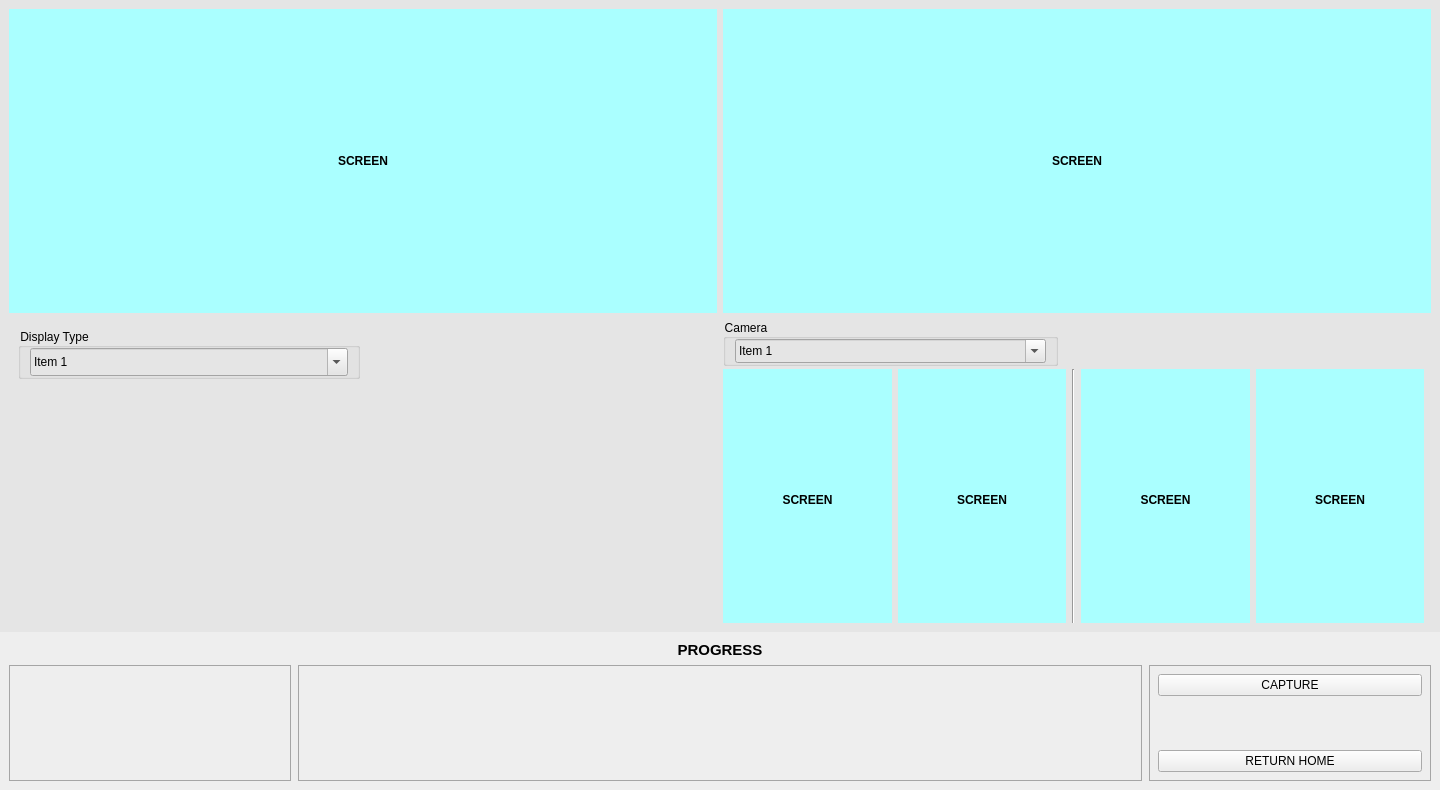
Shockmstr/FQCS_DesktopApp, file views/progress_screen.ui: the form before one commit.
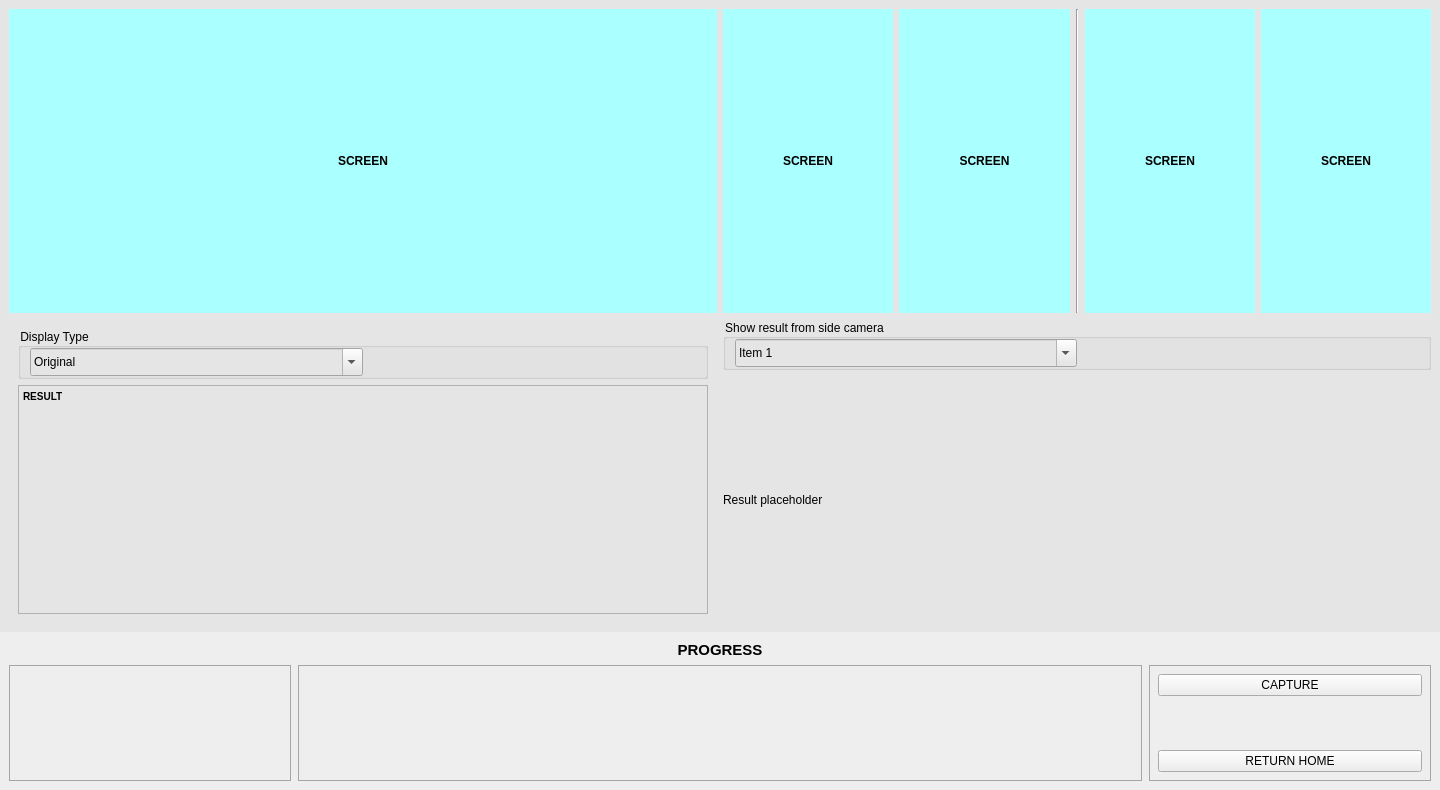
The form after the commit.

The edit to the form file:
```diff
--- a/views/progress_screen.ui
+++ b/views/progress_screen.ui
@@ -40,31 +40,108 @@
      <property name="autoFillBackground">
       <bool>false</bool>
      </property>
-     <layout class="QGridLayout" name="gridLayout">
+     <layout class="QGridLayout" name="gridLayout" rowstretch="1,1" columnstretch="1,1">
+      <item row="1" column="1">
+       <widget class="QWidget" name="sectionSideResult" native="true">
+        <layout class="QVBoxLayout" name="verticalLayout_3" stretch="1,9">
+         <property name="leftMargin">
+          <number>0</number>
+         </property>
+         <property name="topMargin">
+          <number>0</number>
+         </property>
+         <property name="rightMargin">
+          <number>0</number>
+         </property>
+         <property name="bottomMargin">
+          <number>0</number>
+         </property>
+         <item>
+          <widget class="QGroupBox" name="groubCbbCamera">
+           <property name="title">
+            <string>Show result from side camera</string>
+           </property>
+           <layout class="QHBoxLayout" name="horizontalLayout_5" stretch="1,1">
+            <property name="topMargin">
+             <number>0</number>
+            </property>
+            <property name="bottomMargin">
+             <number>0</number>
+            </property>
+            <item>
+             <widget class="QComboBox" name="cbbCamera">
+              <property name="autoFillBackground">
+               <bool>false</bool>
+              </property>
+              <property name="styleSheet">
+               <string notr="true">height:22px</string>
+              </property>
+              <property name="editable">
+               <bool>true</bool>
+              </property>
+              <property name="currentText">
+               <string>Item 1</string>
+              </property>
+              <item>
+               <property name="text">
+                <string>Item 1</string>
+               </property>
+              </item>
+              <item>
+               <property name="text">
+                <string>Item 2</string>
+               </property>
+              </item>
+             </widget>
+            </item>
+            <item>
+             <spacer name="horizontalSpacer">
+              <property name="orientation">
+               <enum>Qt::Horizontal</enum>
+              </property>
+              <property name="sizeHint" stdset="0">
+               <size>
+                <width>40</width>
+                <height>20</height>
+               </size>
+              </property>
+             </spacer>
+            </item>
+           </layout>
+          </widget>
+         </item>
+         <item>
+          <widget class="QLabel" name="lblSideResult">
+           <property name="text">
+            <string>Result placeholder</string>
+           </property>
+          </widget>
+         </item>
+        </layout>
+       </widget>
+      </item>
+      <item row="0" column="0">
+       <widget class="QLabel" name="screen1">
+        <property name="styleSheet">
+         <string notr="true">background-color: #AFF;font-weight:bold;</string>
+        </property>
+        <property name="text">
+         <string>SCREEN</string>
+        </property>
+        <property name="alignment">
+         <set>Qt::AlignCenter</set>
+        </property>
+       </widget>
+      </item>
       <item row="1" column="0">
-       <widget class="QWidget" name="horizontalWidget" native="true">
-        <layout class="QHBoxLayout" name="horizontalLayout_2">
+       <widget class="QWidget" name="sectionInfo" native="true">
+        <layout class="QVBoxLayout" name="verticalLayout_5">
          <item>
-          <widget class="QWidget" name="widget_2" native="true">
-           <layout class="QVBoxLayout" name="verticalLayout_6">
-            <property name="leftMargin">
-             <number>0</number>
-            </property>
-            <property name="topMargin">
-             <number>0</number>
-            </property>
-            <property name="rightMargin">
-             <number>0</number>
-            </property>
-            <property name="bottomMargin">
-             <number>0</number>
-            </property>
-            <item alignment="Qt::AlignTop">
              <widget class="QGroupBox" name="groupCbbDisplayType">
               <property name="title">
                <string>Display Type</string>
               </property>
-              <layout class="QVBoxLayout" name="verticalLayout_4">
+           <layout class="QHBoxLayout" name="horizontalLayout_2" stretch="1,1">
                <property name="topMargin">
                 <number>0</number>
                </property>
@@ -83,70 +160,87 @@
                   <bool>true</bool>
                  </property>
                  <property name="currentText">
-                  <string>Item 1</string>
+               <string>Original</string>
                  </property>
                  <item>
                   <property name="text">
-                   <string>Item 1</string>
+                <string>Original</string>
                   </property>
                  </item>
                  <item>
                   <property name="text">
-                   <string>Item 2</string>
-                  </property>
-                 </item>
-                </widget>
-               </item>
-              </layout>
+                <string>Detection</string>
+               </property>
+              </item>
+              <item>
+               <property name="text">
+                <string>Contours</string>
+               </property>
+              </item>
              </widget>
             </item>
+            <item>
+             <spacer name="horizontalSpacer_2">
+              <property name="orientation">
+               <enum>Qt::Horizontal</enum>
+              </property>
+              <property name="sizeHint" stdset="0">
+               <size>
+                <width>40</width>
+                <height>20</height>
+               </size>
+              </property>
+             </spacer>
+            </item>
            </layout>
           </widget>
          </item>
          <item>
-          <widget class="QWidget" name="widget" native="true"/>
+          <widget class="QTextEdit" name="inpResult">
+           <property name="enabled">
+            <bool>true</bool>
+           </property>
+           <property name="readOnly">
+            <bool>true</bool>
+           </property>
+           <property name="markdown">
+            <string>**RESULT**
+
+</string>
+           </property>
+           <property name="html">
+            <string>&lt;!DOCTYPE HTML PUBLIC &quot;-//W3C//DTD HTML 4.0//EN&quot; &quot;http://www.w3.org/TR/REC-html40/strict.dtd&quot;&gt;
+&lt;html&gt;&lt;head&gt;&lt;meta name=&quot;qrichtext&quot; content=&quot;1&quot; /&gt;&lt;style type=&quot;text/css&quot;&gt;
+p, li { white-space: pre-wrap; }
+&lt;/style&gt;&lt;/head&gt;&lt;body style=&quot; font-family:'MS Shell Dlg 2'; font-size:7.8pt; font-weight:400; font-style:normal;&quot;&gt;
+&lt;p style=&quot; margin-top:5px; margin-bottom:5px; margin-left:0px; margin-right:0px; -qt-block-indent:0; text-indent:0px;&quot;&gt;&lt;span style=&quot; font-weight:600;&quot;&gt;RESULT&lt;/span&gt;&lt;/p&gt;&lt;/body&gt;&lt;/html&gt;</string>
+           </property>
+           <property name="overwriteMode">
+            <bool>false</bool>
+           </property>
+           <property name="acceptRichText">
+            <bool>true</bool>
+           </property>
+          </widget>
          </item>
         </layout>
        </widget>
       </item>
       <item row="0" column="1">
-       <widget class="QLabel" name="screen2">
-        <property name="styleSheet">
-         <string notr="true">background-color: #AFF;font-weight:bold;</string>
-        </property>
-        <property name="text">
-         <string>SCREEN</string>
-        </property>
-        <property name="alignment">
-         <set>Qt::AlignCenter</set>
-        </property>
-       </widget>
-      </item>
-      <item row="0" column="0">
-       <widget class="QLabel" name="screen1">
-        <property name="styleSheet">
-         <string notr="true">background-color: #AFF;font-weight:bold;</string>
-        </property>
-        <property name="text">
-         <string>SCREEN</string>
-        </property>
-        <property name="alignment">
-         <set>Qt::AlignCenter</set>
-        </property>
-       </widget>
-      </item>
-      <item row="1" column="1">
-       <widget class="QWidget" name="widget_3" native="true">
-        <widget class="QWidget" name="grpImageResult" native="true">
-         <property name="geometry">
-          <rect>
-           <x>0</x>
-           <y>50</y>
-           <width>701</width>
-           <height>261</height>
-          </rect>
-         </property>
-         <layout class="QHBoxLayout" name="horizontalLayout_4">
+       <widget class="QWidget" name="sectionMainResult" native="true">
+        <layout class="QHBoxLayout" name="horizontalLayout_7">
+         <property name="leftMargin">
+          <number>0</number>
+         </property>
+         <property name="topMargin">
+          <number>0</number>
+         </property>
+         <property name="rightMargin">
+          <number>0</number>
+         </property>
+         <property name="bottomMargin">
+          <number>0</number>
+         </property>
           <item>
            <widget class="QLabel" name="detected_L">
             <property name="styleSheet">
@@ -207,54 +301,6 @@
            </widget>
           </item>
          </layout>
-        </widget>
-        <widget class="QGroupBox" name="groubCbbCamera">
-         <property name="geometry">
-          <rect>
-           <x>0</x>
-           <y>0</y>
-           <width>335</width>
-           <height>47</height>
-          </rect>
-         </property>
-         <property name="title">
-          <string>Camera</string>
-         </property>
-         <layout class="QVBoxLayout" name="verticalLayout_5">
-          <property name="topMargin">
-           <number>0</number>
-          </property>
-          <property name="bottomMargin">
-           <number>0</number>
-          </property>
-          <item>
-           <widget class="QComboBox" name="cbbCamera">
-            <property name="autoFillBackground">
-             <bool>false</bool>
-            </property>
-            <property name="styleSheet">
-             <string notr="true">height:22px</string>
-            </property>
-            <property name="editable">
-             <bool>true</bool>
-            </property>
-            <property name="currentText">
-             <string>Item 1</string>
-            </property>
-            <item>
-             <property name="text">
-              <string>Item 1</string>
-             </property>
-            </item>
-            <item>
-             <property name="text">
-              <string>Item 2</string>
-             </property>
-            </item>
-           </widget>
-          </item>
-         </layout>
-        </widget>
        </widget>
       </item>
      </layout>
```
Lines whose indentation alone changed are shown as unchanged.
